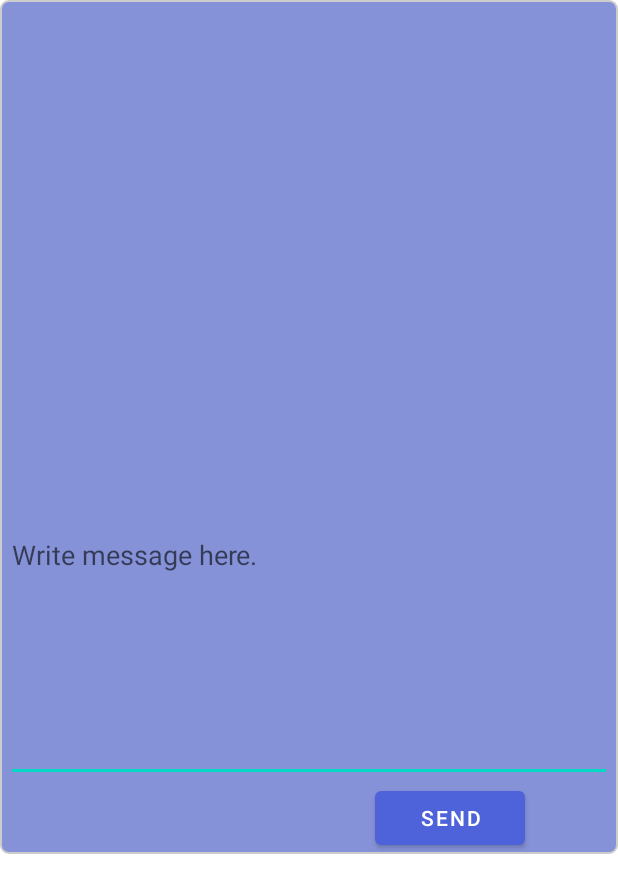
After one commit to ousufali/MobileComputing-project, an Android app: the layout write_dialog.xml on its own in the app's theme, with its tools: preview values and no code run, on a phone screen of 412 x 824 dp. The commit adds this screen. Shown: the top 893 px of the screen. Run offline under Robolectric (Android 15) with nearby library versions, the phone set to English and light mode, and no system bars.

Commit message:
remove user functionality missing

```diff
--- a/app/src/main/java/com/example/project/MainActivity.java
+++ b/app/src/main/java/com/example/project/MainActivity.java
@@ -28,8 +28,8 @@ public class MainActivity extends AppCompatActivity {
     protected void onCreate(Bundle savedInstanceState) {
         super.onCreate(savedInstanceState);
 // _____________+++++++++++++++++++++++++++++++++++++++++++++++++
-//        Intent intent = new Intent(getApplicationContext(), AdminActivity.class );
-//        startActivity(intent);
+        Intent intent = new Intent(getApplicationContext(), AdminActivity.class );
+        startActivity(intent);
 
 //        -------------------------------------------------------------------
         setContentView(R.layout.login_register);
--- a/app/src/main/java/com/example/project/activity_admin_view_messages.java
+++ b/app/src/main/java/com/example/project/activity_admin_view_messages.java
@@ -68,8 +68,7 @@ public class activity_admin_view_messages extends AppCompatActivity {
         write_messages.setOnClickListener(new View.OnClickListener() {
             @Override
             public void onClick(View view) {
-                Intent intent = new Intent(getApplicationContext(), AdminActivity.class );
-                startActivity(intent);
+                finish();
             }
         });
 
--- /dev/null
+++ b/app/src/main/res/layout/write_dialog.xml
@@ -0,0 +1,61 @@
+<?xml version="1.0" encoding="utf-8"?>
+<LinearLayout xmlns:android="http://schemas.android.com/apk/res/android"
+    xmlns:app="http://schemas.android.com/apk/res-auto"
+    xmlns:tools="http://schemas.android.com/tools"
+    android:layout_width="match_parent"
+    android:orientation="vertical"
+    android:layout_height="wrap_content"
+    android:background="@drawable/rounded_corner_view"
+    >
+
+
+
+    <ExpandableListView
+        android:id="@+id/e1"
+        android:layout_width="match_parent"
+        android:layout_height="200dp"
+        android:indicatorLeft="?android:attr/expandableListPreferredItemIndicatorLeft"
+        android:divider="@null"
+        android:dividerHeight="0dp"
+
+
+        />
+
+
+    <TextView
+        android:id="@+id/selected_user"
+        android:layout_width="wrap_content"
+        android:layout_height="match_parent"
+        android:text="@string/selected_user"
+        android:layout_marginStart="40dp"
+        />
+
+    <EditText
+        android:id="@+id/user_message"
+        android:layout_width="match_parent"
+        android:layout_height="wrap_content"
+        android:lineSpacingExtra="2dp"
+        android:lines="12"
+        android:maxLines="15"
+        android:layout_marginStart="4dp"
+        android:layout_marginEnd="4dp"
+        android:paddingStart="4dp"
+        android:hint="Write message here."
+
+
+        />
+
+    <Button
+        android:id="@+id/send_message_button"
+        android:layout_width="100dp"
+        android:layout_height="match_parent"
+        android:layout_marginStart="250dp"
+        android:text="Send"
+        android:textColor="@color/text_color"
+
+
+
+        />
+
+
+</LinearLayout>
```
Also changed, not shown: app/src/main/java/com/example/project/AdminActivity.java (+80 -7 lines), app/src/main/res/layout/activity_admin.xml (+24 -1 lines).
